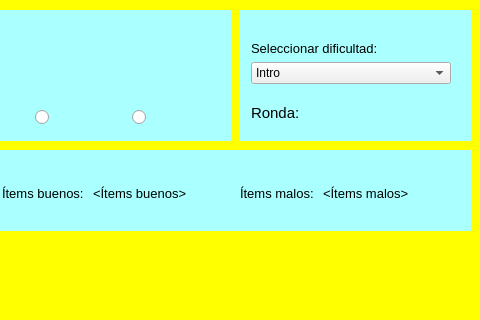
This is Tareas/T2/assets/ventana_preparacion.ui in minsoos/my_code-iic2233-2021-1 as Qt 5 draws it before an edit; both pictures show x 420 to 900 and y 0 to 320 of the 900 by 680 pixel window. The edited form follows.
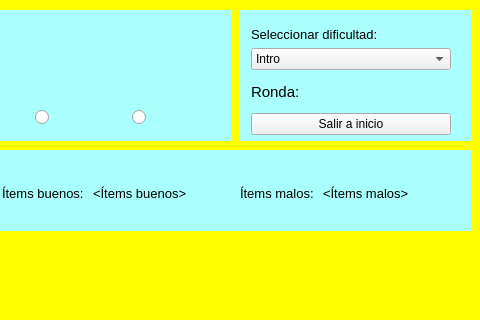
This is the edited form.

Patch:
```diff
--- a/Tareas/T2/assets/ventana_preparacion.ui
+++ b/Tareas/T2/assets/ventana_preparacion.ui
@@ -292,6 +292,13 @@
            </item>
           </layout>
          </item>
+         <item>
+          <widget class="QPushButton" name="boton_salir">
+           <property name="text">
+            <string>Salir a inicio</string>
+           </property>
+          </widget>
+         </item>
         </layout>
        </item>
       </layout>
```
